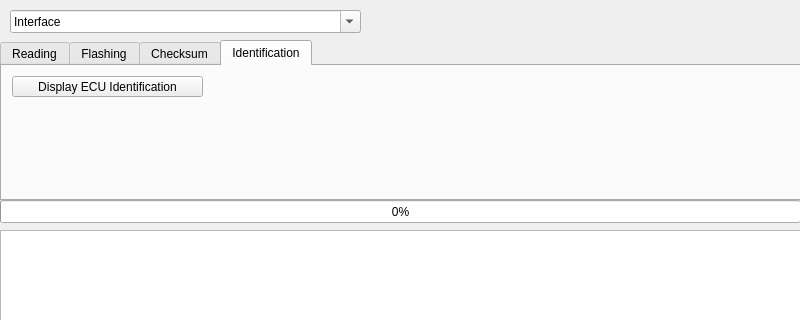
The window that flasher/gkflasher.ui (Dante383/GKFlasher) describes before a commit, drawn with Qt 5; both pictures show x 0 to 800 and y 0 to 320 of the 800 by 600 pixel window.
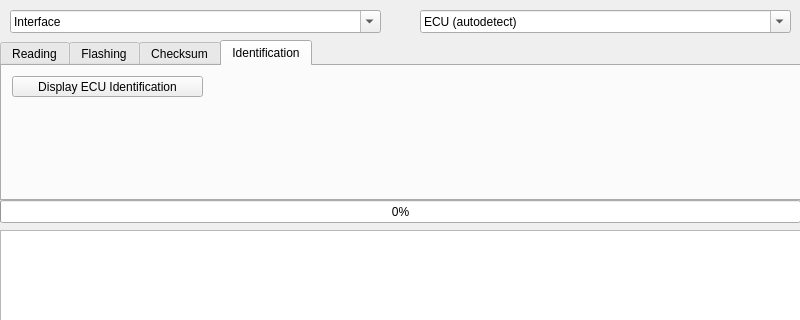
The same window after the commit. Icons and pictures are not drawn.

Commit message: manual ecu selection from GUI

The edit to the form file:
```diff
--- a/flasher/gkflasher.ui
+++ b/flasher/gkflasher.ui
@@ -250,7 +250,7 @@
     <rect>
      <x>10</x>
      <y>10</y>
-     <width>351</width>
+     <width>371</width>
      <height>23</height>
     </rect>
    </property>
@@ -284,6 +284,22 @@
     </rect>
    </property>
   </widget>
+  <widget class="QComboBox" name="ecusBox">
+   <property name="geometry">
+    <rect>
+     <x>420</x>
+     <y>10</y>
+     <width>371</width>
+     <height>23</height>
+    </rect>
+   </property>
+   <property name="editable">
+    <bool>true</bool>
+   </property>
+   <property name="currentText">
+    <string>ECU (autodetect)</string>
+   </property>
+  </widget>
  </widget>
  <resources/>
  <connections/>
```
The commit also changes 1 other file.
